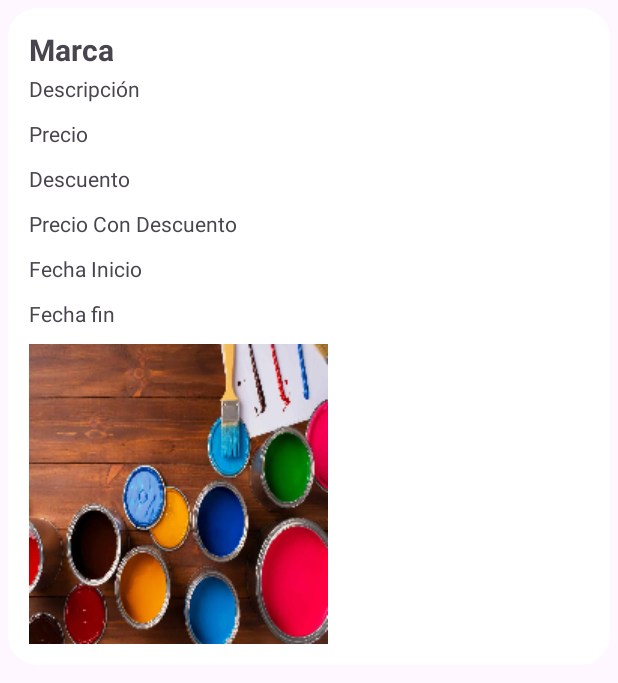
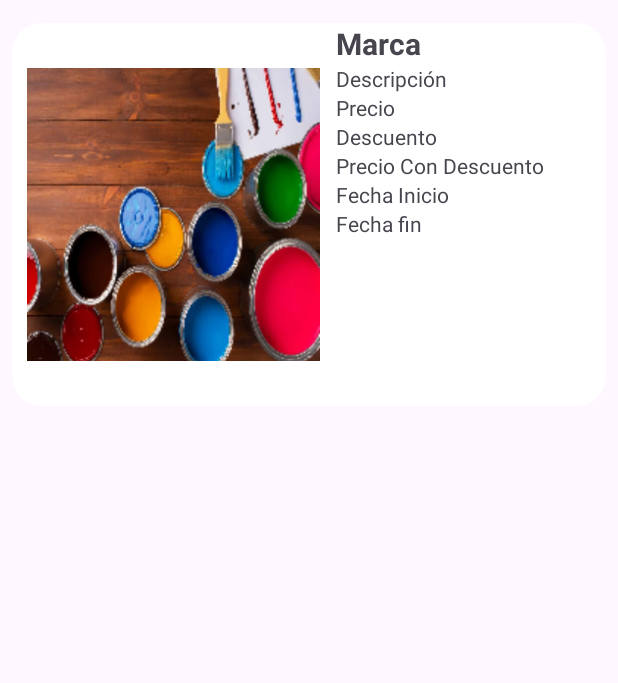
Before and after one commit to Juniors17904/Ferreteria, an Android app: the layout item_oferta.xml on its own in the app's theme, with its tools: preview values and no code run, on a phone screen of 412 x 824 dp. Shown: the top 683 px of the screen. Run offline under Robolectric (Android 15) with nearby library versions, the phone set to English and light mode, and no system bars.

Commit message:
8 Commit

```diff
--- a/app/src/main/java/com/example/ferreteria/OfertasAdapter.java
+++ b/app/src/main/java/com/example/ferreteria/OfertasAdapter.java
@@ -17,7 +17,7 @@ import java.util.List;
 public class OfertasAdapter extends RecyclerView.Adapter<OfertasAdapter.OfertaViewHolder> {
 
     private List<Oferta> listOfertas;
-    private static final String TAG = "OfertasAdapter";
+    private static final String TAG = "-------OfertasAdapter";
 
     public OfertasAdapter(List<Oferta> ofertas) {
         this.listOfertas = ofertas;
@@ -26,7 +26,6 @@ public class OfertasAdapter extends RecyclerView.Adapter<OfertasAdapter.OfertaVi
     @NonNull
     @Override
     public OfertaViewHolder onCreateViewHolder(@NonNull ViewGroup parent, int viewType) {
-        Log.i(TAG, "onCreateViewHolder: Creando nueva vista para el elemento de oferta.");
         View view = LayoutInflater.from(parent.getContext()).inflate(R.layout.item_oferta, parent, false);
         return new OfertaViewHolder(view);
     }
@@ -42,7 +41,6 @@ public class OfertasAdapter extends RecyclerView.Adapter<OfertasAdapter.OfertaVi
         holder.fechaFinTextView.setText("Fin: " + oferta.getFechaFin());
         holder.imagenProductoImageView.setImageResource(oferta.getImagenProducto());
 
-        Log.i(TAG, "onBindViewHolder: Asociando datos a la posición " + position + ", Producto: " + oferta.getMarcaProducto());
     }
     @Override
     public int getItemCount() {
@@ -64,7 +62,6 @@ public class OfertasAdapter extends RecyclerView.Adapter<OfertasAdapter.OfertaVi
             fechaInicioTextView = itemView.findViewById(R.id.fechaInicioOferta);
             fechaFinTextView = itemView.findViewById(R.id.fechaFinOferta);
 
-            Log.i(TAG, "OfertaViewHolder: Vista del elemento de oferta inicializada.");
         }
     }
 
--- a/app/src/main/res/layout/content_menu.xml
+++ b/app/src/main/res/layout/content_menu.xml
@@ -9,7 +9,7 @@
     tools:showIn="@layout/app_bar_menu">
 
     <fragment
-        android:id="@+id/nav_host_fragment_content_menu2"
+        android:id="@+id/nav_host_fragment_content_menu"
         android:name="androidx.navigation.fragment.NavHostFragment"
         android:layout_width="match_parent"
         android:layout_height="match_parent"
--- a/app/src/main/res/layout/item_oferta.xml
+++ b/app/src/main/res/layout/item_oferta.xml
@@ -1,72 +1,111 @@
 <?xml version="1.0" encoding="utf-8"?>
-<LinearLayout xmlns:android="http://schemas.android.com/apk/res/android"
+<androidx.constraintlayout.widget.ConstraintLayout xmlns:android="http://schemas.android.com/apk/res/android"
+    xmlns:app="http://schemas.android.com/apk/res-auto"
+    xmlns:tools="http://schemas.android.com/tools"
     android:layout_width="match_parent"
     android:layout_height="wrap_content"
-    android:layout_margin="5dp"
-    android:layout_marginStart="4dp"
+    android:layout_marginLeft="8dp"
+    android:layout_marginTop="15dp"
+    android:layout_marginRight="8dp"
+    android:layout_marginBottom="15dp"
     android:background="@drawable/rounded_corners"
-    android:orientation="horizontal"
-    android:padding="14dp">
+    android:paddingLeft="10dp"
+    android:paddingRight="10dp"
+    android:paddingBottom="0dp">
 
-    <LinearLayout
-        android:layout_width="match_parent"
-        android:layout_height="match_parent"
-        android:orientation="vertical">
 
     <TextView
         android:id="@+id/marcaOf"
-            android:layout_width="match_parent"
-            android:layout_height="30dp"
+        android:layout_width="0dp"
+        android:layout_height="wrap_content"
+        android:layout_marginStart="5dp"
+        android:paddingStart="5dp"
         android:text="Marca"
         android:textSize="20sp"
-            android:textStyle="bold" />
+        android:textStyle="bold"
+        app:layout_constraintEnd_toEndOf="parent"
+        app:layout_constraintStart_toEndOf="@+id/imagenOf"
+        app:layout_constraintTop_toTopOf="parent" />
 
     <TextView
         android:id="@+id/descripcionOf"
-            android:layout_width="match_parent"
-            android:layout_height="30dp"
-            android:text="Descripción" />
+        android:layout_width="0dp"
+        android:layout_height="wrap_content"
+        android:layout_marginStart="5dp"
+        android:paddingStart="5dp"
+        android:text="Descripción"
+        app:layout_constraintEnd_toEndOf="parent"
+        app:layout_constraintStart_toEndOf="@+id/imagenOf"
+        app:layout_constraintTop_toBottomOf="@+id/marcaOf" />
 
     <TextView
         android:id="@+id/precio"
-            android:layout_width="match_parent"
-            android:layout_height="30dp"
-            android:text="Precio" />
+        android:layout_width="0dp"
+        android:layout_height="wrap_content"
+        android:layout_marginStart="5dp"
+        android:paddingStart="5dp"
+        android:text="Precio"
+        app:layout_constraintEnd_toEndOf="parent"
+        app:layout_constraintStart_toEndOf="@+id/imagenOf"
+        app:layout_constraintTop_toBottomOf="@+id/descripcionOf" />
 
     <TextView
         android:id="@+id/descuentoOf"
-            android:layout_width="match_parent"
-            android:layout_height="30dp"
-            android:text="Descuento" />
+        android:layout_width="0dp"
+        android:layout_height="wrap_content"
+        android:layout_marginStart="5dp"
+        android:paddingStart="5dp"
+        android:text="Descuento"
+        app:layout_constraintEnd_toEndOf="parent"
+        app:layout_constraintStart_toEndOf="@+id/imagenOf"
+        app:layout_constraintTop_toBottomOf="@+id/precio" />
 
     <TextView
         android:id="@+id/precioDescuentoOf"
-            android:layout_width="match_parent"
-            android:layout_height="30dp"
-            android:text="Precio Con Descuento" />
+        android:layout_width="0dp"
+        android:layout_height="wrap_content"
+        android:layout_marginStart="5dp"
+        android:paddingStart="5dp"
+        android:text="Precio Con Descuento"
+        app:layout_constraintEnd_toEndOf="parent"
+        app:layout_constraintStart_toEndOf="@+id/imagenOf"
+        app:layout_constraintTop_toBottomOf="@+id/descuentoOf" />
 
     <TextView
         android:id="@+id/fechaInicioOferta"
-            android:layout_width="match_parent"
-            android:layout_height="30dp"
-            android:text="Fecha Inicio" />
+        android:layout_width="0dp"
+        android:layout_height="wrap_content"
+        android:layout_marginStart="5dp"
+        android:paddingStart="5dp"
+        android:text="Fecha Inicio"
+        app:layout_constraintEnd_toEndOf="parent"
+        app:layout_constraintStart_toEndOf="@+id/imagenOf"
+        app:layout_constraintTop_toBottomOf="@+id/precioDescuentoOf" />
 
     <TextView
         android:id="@+id/fechaFinOferta"
-            android:layout_width="match_parent"
-            android:layout_height="30dp"
-            android:text="Fecha fin" />
+        android:layout_width="0dp"
+        android:layout_height="wrap_content"
+        android:layout_marginStart="5dp"
+        android:paddingStart="5dp"
+        android:text="Fecha fin"
+        app:layout_constraintEnd_toEndOf="parent"
+        app:layout_constraintStart_toEndOf="@+id/imagenOf"
+        app:layout_constraintTop_toBottomOf="@+id/fechaInicioOferta" />
 
     <ImageView
         android:id="@+id/imagenOf"
-            android:layout_width="wrap_content"
-            android:layout_height="wrap_content"
+        android:layout_width="195dp"
+        android:layout_height="195dp"
+        android:layout_marginTop="30dp"
+        android:layout_marginBottom="30dp"
         android:background="@drawable/rounded_corners"
-
         android:foregroundGravity="center"
         android:scaleType="centerCrop"
-            android:src="@drawable/pinturas" />
+        android:src="@drawable/pinturas"
+        app:layout_constraintBottom_toBottomOf="parent"
+        app:layout_constraintStart_toStartOf="parent"
+        app:layout_constraintTop_toTopOf="parent" />
 
 
-    </LinearLayout>
-</LinearLayout>
+</androidx.constraintlayout.widget.ConstraintLayout>
--- a/app/src/main/res/layout/item_ofertas.xml
+++ /dev/null
@@ -1,6 +0,0 @@
-<?xml version="1.0" encoding="utf-8"?>
-<androidx.constraintlayout.widget.ConstraintLayout xmlns:android="http://schemas.android.com/apk/res/android"
-    android:layout_width="match_parent"
-    android:layout_height="match_parent">
-
-</androidx.constraintlayout.widget.ConstraintLayout>
```
Also changed, not shown: app/src/main/java/com/example/ferreteria/CategoriaAdapter.java (+3 -4 lines), app/src/main/java/com/example/ferreteria/MenuActivity.java (+32 -53 lines), app/src/main/java/com/example/ferreteria/SplashActivity.java (+7 -6 lines), app/src/main/java/com/example/ferreteria/modelo/dao/CategoriaDAO.java (+6 -10 lines), app/src/main/java/com/example/ferreteria/modelo/dao/OfertaDAO.java (+5 -5 lines), app/src/main/java/com/example/ferreteria/servicios/ConectaDB.java (+7 -11 lines), app/src/main/java/com/example/ferreteria/ui/home/HomeFragment.java (+11 -13 lines), app/src/main/res/layout/app_bar_menu.xml (+6 -4 lines), app/src/main/res/layout/fragment_home.xml (+9 -8 lines), app/src/main/res/menu/menu.xml (+7 -3 lines), 59 other files. Lines whose indentation alone changed are shown as unchanged.
